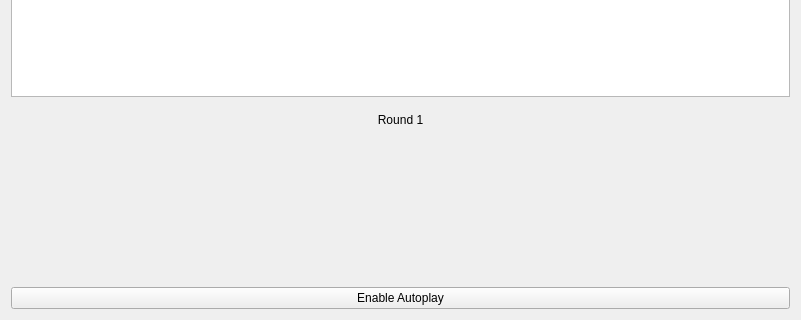
Above: roundTab.ui from Dedster2/DedBoxing before the change; both pictures show x 0 to 801 and y 259 to 579 of the 801 by 579 pixel window. Below: the same form after it.
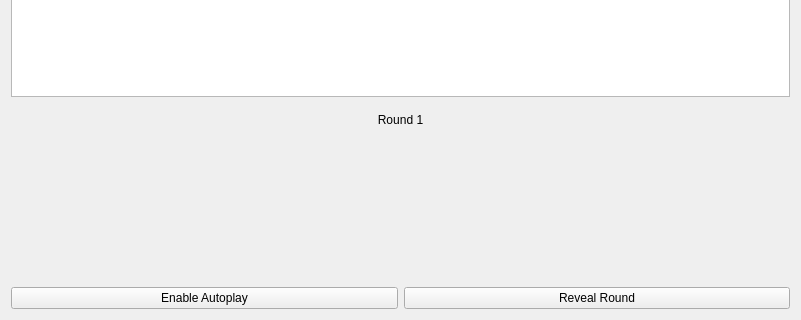
That is the form after the change. Custom widgets are drawn as their Qt base class.

Diff of the .ui file:
```diff
--- a/roundTab.ui
+++ b/roundTab.ui
@@ -16,10 +16,7 @@
   <property name="windowTitle">
    <string>roundTab</string>
   </property>
-  <layout class="QVBoxLayout" name="verticalLayout_2" stretch="0,2">
-   <property name="sizeConstraint">
-    <enum>QLayout::SetDefaultConstraint</enum>
-   </property>
+  <layout class="QVBoxLayout" name="verticalLayout_2">
    <item>
     <layout class="QVBoxLayout" name="verticalLayout" stretch="10,1,4">
      <property name="sizeConstraint">
@@ -51,12 +48,23 @@
     </layout>
    </item>
    <item>
+    <layout class="QHBoxLayout" name="horizontalLayout">
+     <item>
     <widget class="QPushButton" name="toggleAuto">
      <property name="text">
       <string>Enable Autoplay</string>
      </property>
     </widget>
    </item>
+     <item>
+      <widget class="QPushButton" name="pbSpoilerUnhide">
+       <property name="text">
+        <string>Reveal Round</string>
+       </property>
+      </widget>
+     </item>
+    </layout>
+   </item>
   </layout>
  </widget>
  <customwidgets>
```
Left out of the diff: 17 changed lines with no effect on the pictures. Lines whose indentation alone changed are shown as unchanged.
